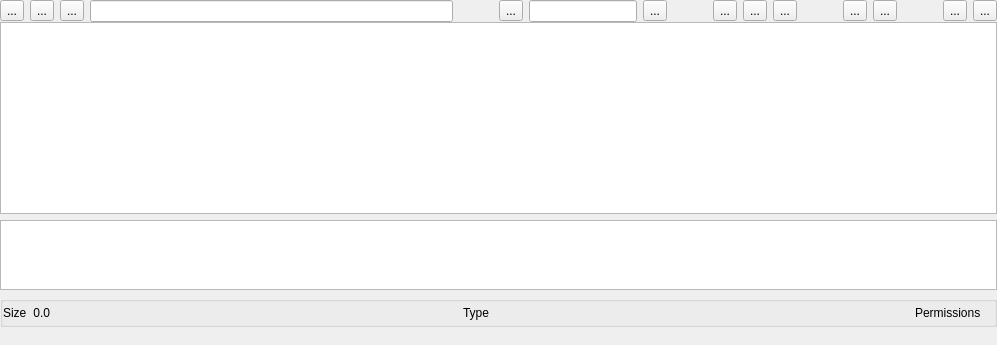
Before: the Qt Designer form ui/mydata/Files.ui in OpenFairWind/FairWindSK, drawn with Qt 5.
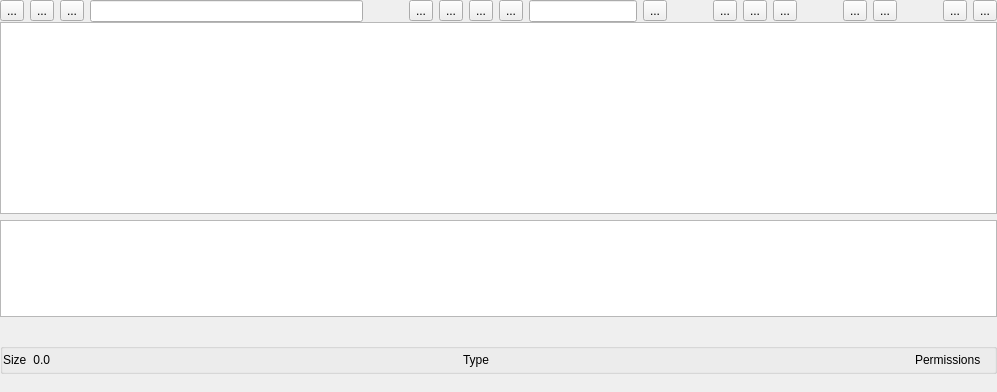
After: the same form once the commit is applied. Icons and pictures are not drawn.

Commit message: Added asynch search

Diff of the .ui file:
```diff
--- a/ui/mydata/Files.ui
+++ b/ui/mydata/Files.ui
@@ -7,7 +7,7 @@
     <x>0</x>
     <y>0</y>
     <width>997</width>
-    <height>316</height>
+    <height>392</height>
    </rect>
   </property>
   <property name="windowTitle">
@@ -114,6 +114,45 @@
         </property>
        </widget>
       </item>
+      <item>
+       <widget class="QToolButton" name="toolButton_CaseSensitive">
+        <property name="text">
+         <string>...</string>
+        </property>
+        <property name="icon">
+         <iconset resource="../../resources.qrc">
+          <normaloff>:/resources/svg/case-sensitive-svgrepo-com.svg</normaloff>:/resources/svg/case-sensitive-svgrepo-com.svg</iconset>
+        </property>
+        <property name="checkable">
+         <bool>true</bool>
+        </property>
+       </widget>
+      </item>
+      <item>
+       <widget class="QToolButton" name="toolButton_SearchHidden">
+        <property name="text">
+         <string>...</string>
+        </property>
+        <property name="icon">
+         <iconset resource="../../resources.qrc">
+          <normaloff>:/resources/svg/gui-view-show-svgrepo-com.svg</normaloff>
+          <normalon>:/resources/svg/gui-view-hide-svgrepo-com.svg</normalon>:/resources/svg/gui-view-show-svgrepo-com.svg</iconset>
+        </property>
+        <property name="checkable">
+         <bool>true</bool>
+        </property>
+       </widget>
+      </item>
+      <item>
+       <widget class="QToolButton" name="toolButton_SearchSystem">
+        <property name="text">
+         <string>...</string>
+        </property>
+        <property name="checkable">
+         <bool>true</bool>
+        </property>
+       </widget>
+      </item>
       <item>
        <widget class="QLineEdit" name="lineEdit_Search"/>
       </item>
@@ -307,13 +346,44 @@
         </item>
         <item>
          <widget class="QTableView" name="tableView_Search">
-      <property name="showGrid">
-       <bool>false</bool>
-      </property>
-      <attribute name="horizontalHeaderStretchLastSection">
-       <bool>true</bool>
-      </attribute>
-     </widget>
+          <property name="selectionBehavior">
+           <enum>QAbstractItemView::SelectionBehavior::SelectRows</enum>
+          </property>
+          <property name="iconSize">
+           <size>
+            <width>64</width>
+            <height>64</height>
+           </size>
+          </property>
+          <property name="showGrid">
+           <bool>false</bool>
+          </property>
+          <property name="sortingEnabled">
+           <bool>true</bool>
+          </property>
+          <attribute name="horizontalHeaderStretchLastSection">
+           <bool>true</bool>
+          </attribute>
+         </widget>
+        </item>
+        <item>
+         <widget class="QLabel" name="label_Searching">
+          <property name="sizePolicy">
+           <sizepolicy hsizetype="Expanding" vsizetype="Expanding">
+            <horstretch>0</horstretch>
+            <verstretch>0</verstretch>
+           </sizepolicy>
+          </property>
+          <property name="text">
+           <string/>
+          </property>
+          <property name="scaledContents">
+           <bool>true</bool>
+          </property>
+          <property name="alignment">
+           <set>Qt::AlignmentFlag::AlignCenter</set>
+          </property>
+         </widget>
         </item>
         <item>
          <widget class="QGroupBox" name="groupBox_ItemInfo">
```
Left out of the diff: 7 changed lines with no effect on the pictures. The commit also changes 2 other files.
